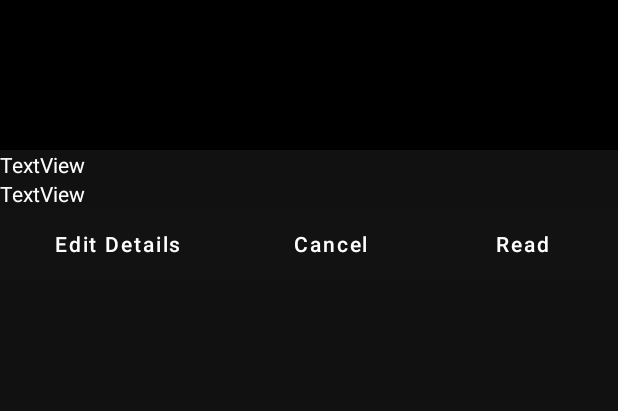
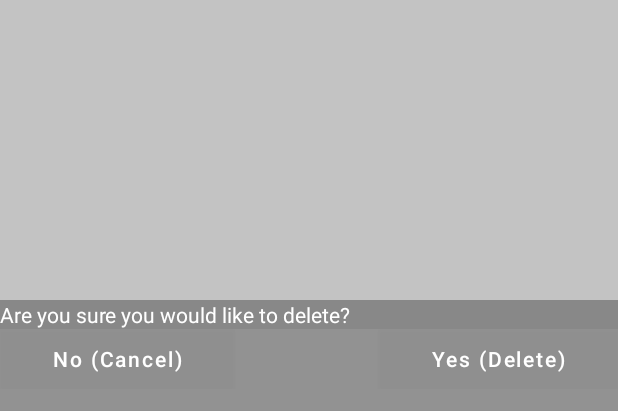
Before and after one commit to BaileyBruketta/PdfBookshelf, an Android app: the layout check_before_delete_popup.xml on its own in the app's theme, with its tools: preview values and no code run, on a phone screen of 412 x 824 dp. Shown: the top 411 px of the screen. Run offline under Robolectric (Android 15) with nearby library versions, the phone set to English and light mode, and no system bars.

Commit message:
delete books
s

```diff
--- a/app/src/main/res/layout/book_onclicked_form_popup.xml
+++ b/app/src/main/res/layout/check_before_delete_popup.xml
@@ -1,16 +1,15 @@
 <?xml version="1.0" encoding="utf-8"?>
 <androidx.constraintlayout.widget.ConstraintLayout xmlns:android="http://schemas.android.com/apk/res/android"
     xmlns:app="http://schemas.android.com/apk/res-auto"
-    xmlns:tools="http://schemas.android.com/tools"
     android:layout_width="match_parent"
     android:layout_height="match_parent"
-    android:background="#000000">
+    android:background="#3C000000">
 
     <LinearLayout
         android:layout_width="match_parent"
         android:layout_height="match_parent"
-        android:layout_marginTop="100dp"
-        android:background="#11FFFFFF"
+        android:layout_marginTop="200dp"
+        android:background="#40000000"
         android:orientation="vertical"
         app:layout_constraintBottom_toBottomOf="parent"
         app:layout_constraintEnd_toEndOf="parent"
@@ -18,57 +17,49 @@
         app:layout_constraintTop_toTopOf="parent">
 
         <TextView
-            android:id="@+id/title_afterclick"
+            android:id="@+id/textView3"
             android:layout_width="match_parent"
             android:layout_height="wrap_content"
-            android:text="TextView"
-            android:textColor="#FFFFFF" />
-
-        <TextView
-            android:id="@+id/author_afterclick"
-            android:layout_width="match_parent"
-            android:layout_height="wrap_content"
-            android:text="TextView"
+            android:background="#11000000"
+            android:text="Are you sure you would like to delete?"
             android:textColor="#FFFFFF" />
 
         <LinearLayout
             android:layout_width="match_parent"
-            android:layout_height="wrap_content"
+            android:layout_height="40dp"
             android:orientation="horizontal">
 
             <Button
-                android:id="@+id/editbookbutton"
+                android:id="@+id/no_delete_button"
                 android:layout_width="wrap_content"
                 android:layout_height="wrap_content"
                 android:layout_weight="1"
-                android:background="#12FFFFFF"
-                android:text="Edit Details"
+                android:background="#16FDFDFD"
+                android:text="No (Cancel)"
                 android:textAllCaps="false"
                 android:textColor="#FFFFFF"
-                app:backgroundTint="#0DFFFFFF" />
+                app:backgroundTint="#12000000"
+                app:iconTint="#FFFFFF" />
 
-            <Button
-                android:id="@+id/cancelbutton_afterclick"
+            <TextView
+                android:id="@+id/textView4"
                 android:layout_width="wrap_content"
                 android:layout_height="wrap_content"
                 android:layout_weight="1"
-                android:background="#12FFFFFF"
-                android:text="Cancel"
-                android:textAllCaps="false"
-                android:textColor="#FFFFFF"
-                app:backgroundTint="#0DFFFFFF" />
+                android:text="TextView"
+                android:visibility="invisible" />
 
             <Button
-                android:id="@+id/readbutton_afterclick"
+                android:id="@+id/yes_delete_button"
                 android:layout_width="wrap_content"
                 android:layout_height="wrap_content"
                 android:layout_weight="1"
-                android:background="#12FFFFFF"
-                android:text="Read"
+                android:background="#16FDFDFD"
+                android:text="Yes (Delete)"
                 android:textAllCaps="false"
                 android:textColor="#FFFFFF"
-                app:backgroundTint="#0DFFFFFF" />
-
+                app:backgroundTint="#12000000"
+                app:iconTint="#FFFFFF" />
         </LinearLayout>
     </LinearLayout>
 </androidx.constraintlayout.widget.ConstraintLayout>
```
Also changed, not shown: app/src/main/java/com/baileybruketta/pdflibrary/MainActivity.java (+43 -0 lines), app/src/main/res/layout/pdf_save_form_popup.xml (+18 -5 lines).
